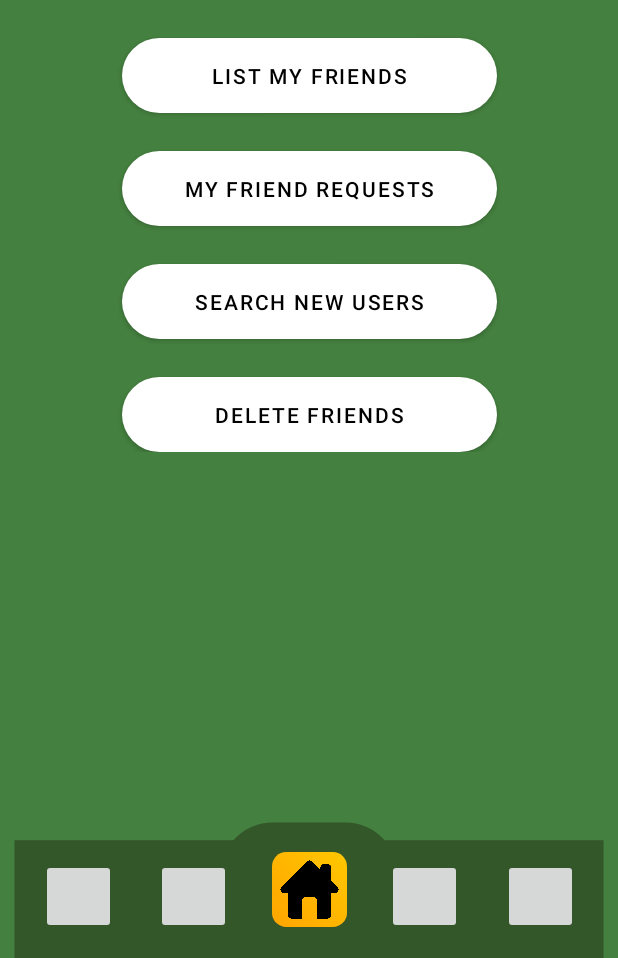
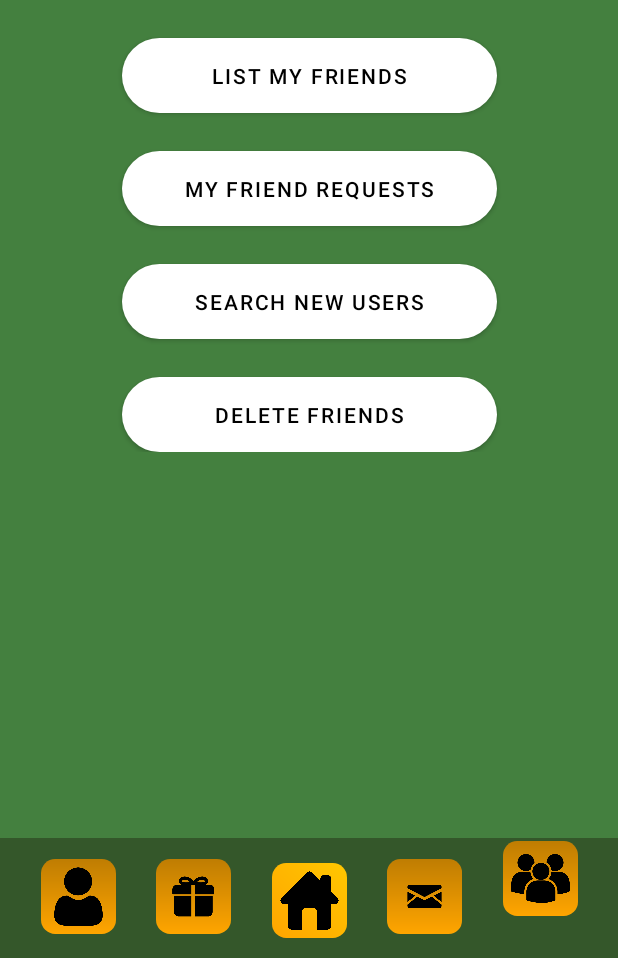
Before and after one commit to aleix-batchelli/PrPr2, an Android app: the SingleFragmentActivity screen opened directly, with no data from a screen before it, after a tap on an icon or button, on a phone screen of 412 x 824 dp, the part 278-1236 px from its top. Run offline under Robolectric (Android 15) with nearby library versions, the phone set to English and light mode, and no system bars.

Commit message:
bottom menu animat

```diff
--- a/app/src/main/java/com/example/practica_final/activities/SingleFragmentActivity.java
+++ b/app/src/main/java/com/example/practica_final/activities/SingleFragmentActivity.java
@@ -1,9 +1,12 @@
 package com.example.practica_final.activities;
 
-import android.content.Intent;
+import android.animation.ObjectAnimator;
 import android.os.Bundle;
 import android.view.View;
+import android.view.animation.Animation;
+import android.view.animation.AnimationUtils;
 import android.widget.ImageButton;
+import android.widget.ImageView;
 
 import androidx.appcompat.app.AppCompatActivity;
 import androidx.fragment.app.Fragment;
@@ -17,11 +20,14 @@ import com.example.practica_final.fragments.FriendManagementFragment;
 public class SingleFragmentActivity extends AppCompatActivity {
 
 
-    private ImageButton profileButton;
-    private ImageButton giftButton;
-    private ImageButton homeButton;
-    private ImageButton messagesButton;
-    private ImageButton friendsButton;
+    private ImageButton[] buttons;
+    private static final int PROFILE = 0;
+    private static final int GIFT = 1;
+    private static final int HOME = 2;
+    private static final int MESSAGE = 3;
+    private static final int FRIENDS = 4;
+
+    private boolean[] activeButtons;
     public FragmentManager fragmentManager;
 
     @Override
@@ -29,6 +35,9 @@ public class SingleFragmentActivity extends AppCompatActivity {
         super.onCreate(savedInstanceState);
         setContentView(R.layout.feed);
 
+
+
+        activeButtons = new boolean[] {false, false, true, false, false};
         setMenuComponents();
         setProfileButtonSettings();
         setFriendsButtonSettings();
@@ -47,16 +56,20 @@ public class SingleFragmentActivity extends AppCompatActivity {
     }
 
     private void setMenuComponents() {
-        this.profileButton = findViewById(R.id.profile);
-        this.giftButton = findViewById(R.id.gifts);
-        this.homeButton = findViewById(R.id.home);
-        this.messagesButton = findViewById(R.id.mail);
-        this.friendsButton = findViewById(R.id.friends);
+        buttons = new ImageButton[] {
+                findViewById(R.id.profile),
+                findViewById(R.id.gifts),
+                findViewById(R.id.home),
+                findViewById(R.id.mail),
+                findViewById(R.id.friends)
+        };
     }
     private void setMessagesButton() {
-        messagesButton.setOnClickListener((new View.OnClickListener() {
+        buttons[MESSAGE].setOnClickListener((new View.OnClickListener() {
             @Override
             public void onClick(View view) {
+
+                animateButtons(MESSAGE);
                 // create new activity for register view
 
 
@@ -65,9 +78,11 @@ public class SingleFragmentActivity extends AppCompatActivity {
     }
 
     private void setHomeButton() {
-        homeButton.setOnClickListener((new View.OnClickListener() {
+        buttons[HOME].setOnClickListener((new View.OnClickListener() {
             @Override
             public void onClick(View view) {
+
+                animateButtons(HOME);
                 // create new activity for register view
                 Fragment fragment = new FeedFragment();
                 fragmentManager.beginTransaction().add(R.id.feedLayout, fragment).commit();
@@ -77,9 +92,11 @@ public class SingleFragmentActivity extends AppCompatActivity {
     }
 
     private void setGiftButton() {
-        giftButton.setOnClickListener((new View.OnClickListener() {
+        buttons[GIFT].setOnClickListener((new View.OnClickListener() {
             @Override
             public void onClick(View view) {
+
+                animateButtons(GIFT);
                 //Fragment fragment = new FeedFragment();
                 //fragmentManager.beginTransaction().add(R.id.feedLayout, fragment).commit();
             }
@@ -88,11 +105,13 @@ public class SingleFragmentActivity extends AppCompatActivity {
 
 
     private void setFriendsButtonSettings() {
-        friendsButton.setOnClickListener((new View.OnClickListener() {
+        buttons[FRIENDS].setOnClickListener((new View.OnClickListener() {
             @Override
             public void onClick(View view) {
                 // create new activity for register view
                 System.out.println("BOTO FRIENDS APRETAT");
+
+                animateButtons(FRIENDS);
                 Fragment fragment = new FriendManagementFragment(SingleFragmentActivity.this);
                 fragmentManager.beginTransaction().add(R.id.feedLayout, fragment).commit();
 
@@ -105,16 +124,106 @@ public class SingleFragmentActivity extends AppCompatActivity {
     }
 
     private void setProfileButtonSettings() {
-        profileButton.setOnClickListener((new View.OnClickListener() {
+        buttons[PROFILE].setOnClickListener((new View.OnClickListener() {
             @Override
             public void onClick(View view) {
                 // create new activity for register view
                 System.out.println("BOTO APRETAT");
 
+                animateButtons(PROFILE);
+
                 Fragment fragment = new ProfileFragment();
                 fragmentManager.beginTransaction().add(R.id.feedLayout, fragment).commit();
             }
         }));
+
+
+    }
+
+
+    private void animateButtons (int button) {
+        ImageView view = findViewById(R.id.selector);
+        int target = 0;
+        switch (button) {
+            case PROFILE:
+                target = -400;
+                break;
+            case GIFT:
+                target = -205;
+                break;
+            case HOME:
+                target = 0;
+                break;
+            case MESSAGE:
+                target = 205;
+                break;
+            case FRIENDS:
+                target = 400;
+                break;
+        }
+        ObjectAnimator objectAnimator = ObjectAnimator.ofFloat(view, "translationX", target);
+        objectAnimator.setDuration(400);
+        objectAnimator.start();
+
+        Animation animation = AnimationUtils.loadAnimation(getApplicationContext(), R.anim.menu_button_selected);
+        animation.setAnimationListener(new Animation.AnimationListener() {
+            @Override
+            public void onAnimationStart(Animation animation) {
+            }
+
+            @Override
+            public void onAnimationEnd(Animation animation) {
+                int top = buttons[button].getTop();
+                int left = buttons[button].getLeft();
+                int width = buttons[button].getWidth();
+                int height = buttons[button].getHeight();
+
+                int newPosition = top - (int) (height * 0.25);
+                buttons[button].layout(left, newPosition, left + width, newPosition + height);
+            }
+
+            @Override
+            public void onAnimationRepeat(Animation animation) {
+
+            }
+        });
+
+        for (int i = 0; i < 5; i++) {
+            if (activeButtons[i]) {
+                if (i == button) {
+                    return;
+                }
+                int finalI = i;
+                Animation deanimation = AnimationUtils.loadAnimation(getApplicationContext(), R.anim.menu_button_disselected);
+                deanimation.setAnimationListener(new Animation.AnimationListener() {
+                    @Override
+                    public void onAnimationStart(Animation animation) {
+
+                    }
+
+                    @Override
+                    public void onAnimationEnd(Animation animation) {
+                        int top = buttons[finalI].getTop();
+                        int left = buttons[finalI].getLeft();
+                        int width = buttons[finalI].getWidth();
+                        int height = buttons[finalI].getHeight();
+
+                        int newPosition = top + (int) (height * 0.25);
+                        buttons[finalI].layout(left, newPosition, left + width, newPosition + height);
+                    }
+
+                    @Override
+                    public void onAnimationRepeat(Animation animation) {
+
+                    }
+                });
+                buttons[finalI].startAnimation(deanimation);
+                activeButtons[i] = false;
+            }
+        }
+
+        activeButtons[button] = true;
+        buttons[button].startAnimation(animation);
     }
 
     @Override
--- a/app/src/main/res/drawable/bottom_menu_background.xml
+++ b/app/src/main/res/drawable/bottom_menu_background.xml
@@ -1,34 +1,5 @@
 <?xml version="1.0" encoding="utf-8"?>
-<layer-list xmlns:android="http://schemas.android.com/apk/res/android">
-
-    <item>
-
-        <shape android:shape="rectangle">
-            <solid android:color="@color/transparent"/>
-            <size android:width="500dp"
-                android:height="100dp" />
-        </shape>
-    </item>
-
-    <item android:gravity="center" android:right="350dp" android:left="350dp" android:bottom="30dp">
-        <shape android:shape="rectangle">
-            <size android:height="175dp" />
-            <corners android:radius="5000dp" />
-
-            <solid android:color="#34572a"/>
-
-        </shape>
-    </item>
-
-    <item android:gravity="center" android:top="55dp">
-        <shape android:shape="rectangle">
-            <size android:height="200dp" android:width="1000dp" />
-            <corners android:radius="0dp" />
-
-            <solid android:color="#34572a"/>
-
-        </shape>
-    </item>
-
-
-</layer-list>
+<shape xmlns:android="http://schemas.android.com/apk/res/android">
+    <solid android:color="#34572a" />
+    <corners android:radius="0dp" />
+</shape>
--- /dev/null
+++ b/app/src/main/res/drawable/bottom_menu_background_selector.xml
@@ -0,0 +1,8 @@
+<?xml version="1.0" encoding="utf-8"?>
+<shape xmlns:android="http://schemas.android.com/apk/res/android" android:shape="rectangle">
+    <size android:height="175dp" android:width="250dp" />
+    <corners android:radius="1000dp" />
+
+    <solid android:color="#34572a"/>
+
+</shape>
--- /dev/null
+++ b/app/src/main/res/drawable/bottom_menu_friends_button.xml
@@ -0,0 +1,27 @@
+<?xml version="1.0" encoding="utf-8"?>
+<layer-list xmlns:android="http://schemas.android.com/apk/res/android">
+    <!-- Background shape (rounded square) with gradient -->
+    <item>
+        <shape android:shape="rectangle">
+            <size android:height="50dp"
+                android:width="50dp"/>
+            <gradient
+                android:startColor="#bf7d02"
+                android:endColor="#FFA500"
+                android:type="linear"
+                android:angle="-45"
+                />
+            <corners android:radius="125dp" />
+        </shape>
+    </item>
+
+    <!-- Icon with padding -->
+    <item
+        android:drawable="@drawable/friends_icon"
+        android:gravity="center"
+        android:left="75dp"
+        android:right="75dp"
+        android:top="75dp"
+        android:bottom="75dp">
+    </item>
+</layer-list>
--- /dev/null
+++ b/app/src/main/res/drawable/bottom_menu_gift_button.xml
@@ -0,0 +1,26 @@
+<layer-list xmlns:android="http://schemas.android.com/apk/res/android">
+    <!-- Background shape (rounded square) with gradient -->
+    <item>
+        <shape android:shape="rectangle">
+            <size android:height="50dp"
+                android:width="50dp"/>
+            <gradient
+                android:startColor="#bf7d02"
+                android:endColor="#FFA500"
+                android:type="linear"
+                android:angle="-45"
+                />
+            <corners android:radius="125dp" />
+        </shape>
+    </item>
+
+    <!-- Icon with padding -->
+    <item
+        android:drawable="@drawable/present_icon"
+        android:gravity="center"
+        android:left="75dp"
+        android:right="75dp"
+        android:top="75dp"
+        android:bottom="75dp">
+    </item>
+</layer-list>
--- /dev/null
+++ b/app/src/main/res/drawable/bottom_menu_mail_button.xml
@@ -0,0 +1,26 @@
+<layer-list xmlns:android="http://schemas.android.com/apk/res/android">
+    <!-- Background shape (rounded square) with gradient -->
+    <item>
+        <shape android:shape="rectangle">
+            <size android:height="50dp"
+                android:width="50dp"/>
+            <gradient
+                android:startColor="#bf7d02"
+                android:endColor="#FFA500"
+                android:type="linear"
+                android:angle="-45"
+                />
+            <corners android:radius="125dp" />
+        </shape>
+    </item>
+
+    <!-- Icon with padding -->
+    <item
+        android:drawable="@drawable/mail_icon"
+        android:gravity="center"
+        android:left="75dp"
+        android:right="75dp"
+        android:top="75dp"
+        android:bottom="75dp">
+    </item>
+</layer-list>
--- /dev/null
+++ b/app/src/main/res/drawable/bottom_menu_profile_button.xml
@@ -0,0 +1,27 @@
+<?xml version="1.0" encoding="utf-8"?>
+<layer-list xmlns:android="http://schemas.android.com/apk/res/android">
+    <!-- Background shape (rounded square) with gradient -->
+    <item>
+        <shape android:shape="rectangle">
+            <size android:height="50dp"
+                android:width="50dp"/>
+            <gradient
+                android:startColor="#bf7d02"
+                android:endColor="#FFA500"
+                android:type="linear"
+                android:angle="-45"
+                />
+            <corners android:radius="125dp" />
+        </shape>
+    </item>
+
+    <!-- Icon with padding -->
+    <item
+        android:drawable="@drawable/user_icon"
+        android:gravity="center"
+        android:left="75dp"
+        android:right="75dp"
+        android:top="75dp"
+        android:bottom="75dp">
+    </item>
+</layer-list>
--- a/app/src/main/res/layout/bottom_menu_fragment.xml
+++ b/app/src/main/res/layout/bottom_menu_fragment.xml
@@ -7,9 +7,26 @@
 
 
     <ImageView
+        android:id="@+id/selector"
+        android:layout_width="120dp"
+        android:layout_height="wrap_content"
+        android:layout_marginStart="80dp"
+        android:layout_marginEnd="81dp"
+        android:background="@color/transparent"
+        android:scaleType="centerInside"
+        android:src="@drawable/bottom_menu_background_selector"
+        app:layout_constraintEnd_toEndOf="parent"
+        app:layout_constraintStart_toStartOf="parent"
+        tools:ignore="InvalidId,MissingConstraints"
+        tools:layout_editor_absoluteY="0dp" />
+
+    <ImageView
         android:id="@+id/imageView2"
         android:layout_width="match_parent"
-        android:layout_height="match_parent"
+        android:layout_height="80dp"
+        android:layout_alignParentBottom="true"
+        android:layout_marginBottom="0dp"
+        android:background="@color/transparent"
         android:src="@drawable/bottom_menu_background"
         app:layout_constraintBottom_toBottomOf="parent" />
 
@@ -18,7 +35,7 @@
         android:layout_width="50dp"
         android:layout_height="50dp"
         android:layout_marginStart="20dp"
-        android:layout_marginBottom="25dp"
+        android:layout_marginBottom="35dp"
         android:background="@color/transparent"
         android:scaleType="fitCenter"
         android:src="@drawable/bottom_menu_home_button"
@@ -35,12 +52,13 @@
         android:layout_marginEnd="20dp"
         android:layout_marginBottom="15dp"
         android:scaleType="fitCenter"
+        android:background="@color/transparent"
+        android:src="@drawable/bottom_menu_friends_button"
         app:layout_constraintBottom_toBottomOf="parent"
         app:layout_constraintEnd_toEndOf="parent"
         app:layout_constraintStart_toEndOf="@id/mail"
         app:layout_constraintTop_toTopOf="@id/profile"
-        app:layout_constraintVertical_bias="0.0"
-        tools:srcCompat="@drawable/friends_icon" />
+        app:layout_constraintVertical_bias="0.0"/>
 
     <ImageButton
         android:id="@+id/profile"
@@ -49,10 +67,11 @@
         android:layout_marginStart="20dp"
         android:layout_marginBottom="16dp"
         android:scaleType="fitCenter"
+        android:background="@color/transparent"
+        android:src="@drawable/bottom_menu_profile_button"
         app:layout_constraintBottom_toBottomOf="parent"
         app:layout_constraintEnd_toStartOf="@id/gifts"
-        app:layout_constraintStart_toStartOf="parent"
-        tools:srcCompat="@drawable/user_icon" />
+        app:layout_constraintStart_toStartOf="parent" />
 
     <ImageButton
         android:id="@+id/gifts"
@@ -60,14 +79,14 @@
         android:layout_height="50dp"
         android:layout_marginStart="20dp"
         android:layout_marginBottom="15dp"
+        android:background="@color/transparent"
         android:scaleType="fitCenter"
-
+        android:src="@drawable/bottom_menu_gift_button"
         app:layout_constraintBottom_toBottomOf="parent"
         app:layout_constraintEnd_toStartOf="@id/home"
         app:layout_constraintStart_toEndOf="@id/profile"
         app:layout_constraintTop_toTopOf="@id/profile"
-        app:layout_constraintVertical_bias="0.0"
-        tools:srcCompat="@drawable/present_icon" />
+        app:layout_constraintVertical_bias="0.0" />
 
     <ImageButton
         android:id="@+id/mail"
@@ -75,13 +94,14 @@
         android:layout_height="50dp"
         android:layout_marginStart="20dp"
         android:layout_marginBottom="15dp"
-        android:scaleType="centerCrop"
+        android:background="@color/transparent"
+        android:scaleType="fitCenter"
+        android:src="@drawable/bottom_menu_mail_button"
         app:layout_constraintBottom_toBottomOf="parent"
         app:layout_constraintEnd_toStartOf="@id/friends"
         app:layout_constraintStart_toEndOf="@id/home"
         app:layout_constraintTop_toTopOf="@id/profile"
-        app:layout_constraintVertical_bias="0.0"
-        tools:srcCompat="@drawable/mail_icon" />
+        app:layout_constraintVertical_bias="0.0" />
 
 
 </androidx.constraintlayout.widget.ConstraintLayout>
--- a/app/src/main/res/layout/feed.xml
+++ b/app/src/main/res/layout/feed.xml
@@ -19,7 +19,7 @@
             android:layout_height="match_parent" />
     </FrameLayout>
 
-    >
+
 
     <FrameLayout
         android:id="@+id/feedLayout"
```
Also changed, not shown: app/src/main/res/anim/menu_button_disselected.xml (added, +7 -0 lines), app/src/main/res/anim/menu_button_selected.xml (added, +7 -0 lines).
